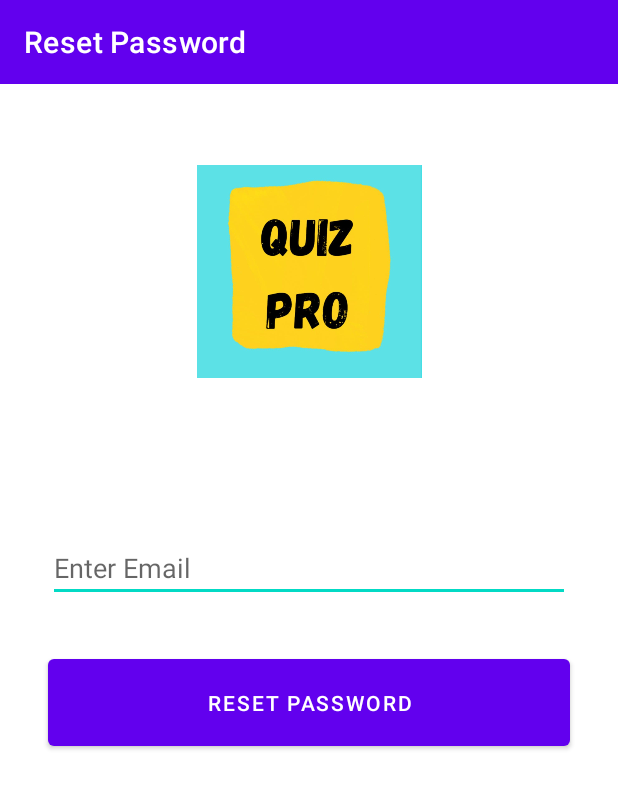
After one commit to lawgimenez/KG-CAI, an Android app: the ResetUserPasswordActivity screen opened directly, with no data from a screen before it, on a phone screen of 412 x 824 dp. The commit adds this screen. Shown: the top 789 px of the screen. Run offline under Robolectric (Android 15) with nearby library versions, the phone set to English and light mode, and no system bars; our stand-ins replace Firebase (no records; nobody signed in at launch, a user with empty details on screens opened directly).

Commit message:
Successfully create a forgot password feature.

```diff
--- a/app/src/main/AndroidManifest.xml
+++ b/app/src/main/AndroidManifest.xml
@@ -9,6 +9,9 @@
         android:roundIcon="@mipmap/ic_launcher_round"
         android:supportsRtl="true"
         android:theme="@style/Theme.KGCAI">
+        <activity
+            android:name=".ResetUserPasswordActivity"
+            android:exported="true" />
         <activity
             android:name=".MainVideosActivity"
             android:exported="true" />
--- /dev/null
+++ b/app/src/main/java/com/example/kg_cai/ResetUserPasswordActivity.java
@@ -0,0 +1,71 @@
+package com.example.kg_cai;
+
+import androidx.annotation.NonNull;
+import androidx.appcompat.app.AppCompatActivity;
+
+import android.os.Bundle;
+import android.util.Patterns;
+import android.view.View;
+import android.widget.Button;
+import android.widget.EditText;
+import android.widget.Toast;
+
+import com.google.android.gms.tasks.OnCompleteListener;
+import com.google.android.gms.tasks.OnFailureListener;
+import com.google.android.gms.tasks.Task;
+import com.google.firebase.auth.FirebaseAuth;
+
+public class ResetUserPasswordActivity extends AppCompatActivity {
+
+    private EditText txtEmail;
+    private Button btnResetPass;
+
+    private FirebaseAuth firebaseAuth;
+    @Override
+    protected void onCreate(Bundle savedInstanceState) {
+        super.onCreate(savedInstanceState);
+        setContentView(R.layout.activity_reset_user_password);
+
+        firebaseAuth = FirebaseAuth.getInstance();
+
+        txtEmail = findViewById(R.id.txtResetEmail);
+        btnResetPass = findViewById(R.id.btnResetPass);
+
+        btnResetPass.setOnClickListener(new View.OnClickListener() {
+            @Override
+            public void onClick(View v) {
+                String email = txtEmail.getText().toString();
+
+                if (!Patterns.EMAIL_ADDRESS.matcher(email).matches()) {
+                    txtEmail.setError("Please enter a valid Email Address");
+                    txtEmail.requestFocus();
+                    return;
+                }
+                else if(email.isEmpty()){
+                    Toast.makeText(getApplicationContext(), "Please enter all fields", Toast.LENGTH_SHORT).show();
+                }else{
+                    resetPassword(email);
+                }
+            }
+        });
+    }
+
+    private void resetPassword(String email) {
+        firebaseAuth.sendPasswordResetEmail(email).addOnCompleteListener(new OnCompleteListener<Void>() {
+            @Override
+            public void onComplete(@NonNull Task<Void> task) {
+                if(task.isSuccessful()){
+                    //txtEmail.setText("");
+                    Toast.makeText(getApplicationContext(), "Check your email to reset your password", Toast.LENGTH_LONG).show();
+                }else{
+                    Toast.makeText(getApplicationContext(), "Something went wrong, try again", Toast.LENGTH_SHORT).show();
+                }
+            }
+        }).addOnFailureListener(new OnFailureListener() {
+            @Override
+            public void onFailure(@NonNull Exception e) {
+                Toast.makeText(getApplicationContext(), e.getMessage(), Toast.LENGTH_SHORT).show();
+            }
+        });
+    }
+}
--- /dev/null
+++ b/app/src/main/res/layout/activity_reset_user_password.xml
@@ -0,0 +1,58 @@
+<?xml version="1.0" encoding="utf-8"?>
+<androidx.constraintlayout.widget.ConstraintLayout xmlns:android="http://schemas.android.com/apk/res/android"
+    xmlns:app="http://schemas.android.com/apk/res-auto"
+    xmlns:tools="http://schemas.android.com/tools"
+    android:layout_width="match_parent"
+    android:layout_height="match_parent"
+    tools:context=".ResetUserPasswordActivity">
+
+    <androidx.appcompat.widget.Toolbar
+        android:id="@+id/toolbar"
+        android:layout_width="match_parent"
+        android:layout_height="wrap_content"
+        android:background="?attr/colorPrimary"
+        android:minHeight="?attr/actionBarSize"
+        android:theme="?attr/actionBarTheme"
+        app:layout_constraintEnd_toEndOf="parent"
+        app:layout_constraintStart_toStartOf="parent"
+        app:layout_constraintTop_toTopOf="parent"
+        app:title="Reset Password"
+        app:titleTextColor="@color/white" />
+
+    <ImageView
+        android:id="@+id/imageView"
+        android:layout_width="150dp"
+        android:layout_height="150dp"
+        android:layout_marginTop="50dp"
+        app:layout_constraintEnd_toEndOf="parent"
+        app:layout_constraintStart_toStartOf="parent"
+        app:layout_constraintTop_toBottomOf="@+id/toolbar"
+        app:srcCompat="@drawable/logo" />
+
+    <EditText
+        android:id="@+id/txtResetEmail"
+        android:layout_width="0dp"
+        android:layout_height="wrap_content"
+        android:layout_marginStart="32dp"
+        android:layout_marginTop="100dp"
+        android:layout_marginEnd="32dp"
+        android:ems="10"
+        android:inputType="textPersonName"
+        android:hint="Enter Email"
+        app:layout_constraintEnd_toEndOf="parent"
+        app:layout_constraintStart_toStartOf="parent"
+        app:layout_constraintTop_toBottomOf="@+id/imageView" />
+
+    <Button
+        android:id="@+id/btnResetPass"
+        android:layout_width="0dp"
+        android:layout_height="70dp"
+        android:layout_marginTop="32dp"
+        android:text="RESET PASSWORD"
+        app:layout_constraintEnd_toEndOf="@+id/txtResetEmail"
+        app:layout_constraintStart_toStartOf="@+id/txtResetEmail"
+        app:layout_constraintTop_toBottomOf="@+id/txtResetEmail" />
+
+
+
+</androidx.constraintlayout.widget.ConstraintLayout>
```
Also changed, not shown: app/src/main/java/com/example/kg_cai/LoginActivity.java (+15 -5 lines), app/src/main/res/layout/activity_login.xml (+12 -0 lines).
